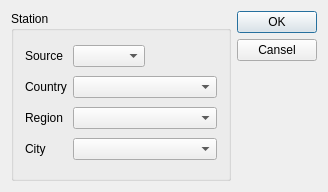
Meecast/meecast, file qtomweather/qtsetting/setting.ui: the form before one commit.
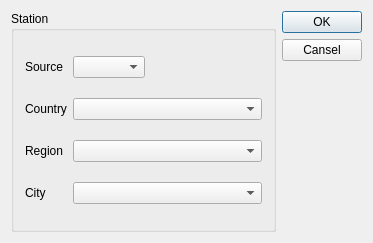
The form after the commit.

Commit message: used sourcelist in setting dialog

```diff
--- a/qtomweather/qtsetting/setting.ui
+++ b/qtomweather/qtsetting/setting.ui
@@ -6,8 +6,8 @@
    <rect>
     <x>0</x>
     <y>0</y>
-    <width>328</width>
-    <height>192</height>
+    <width>373</width>
+    <height>243</height>
    </rect>
   </property>
   <property name="windowTitle">
```
The commit also changes 6 other files.
